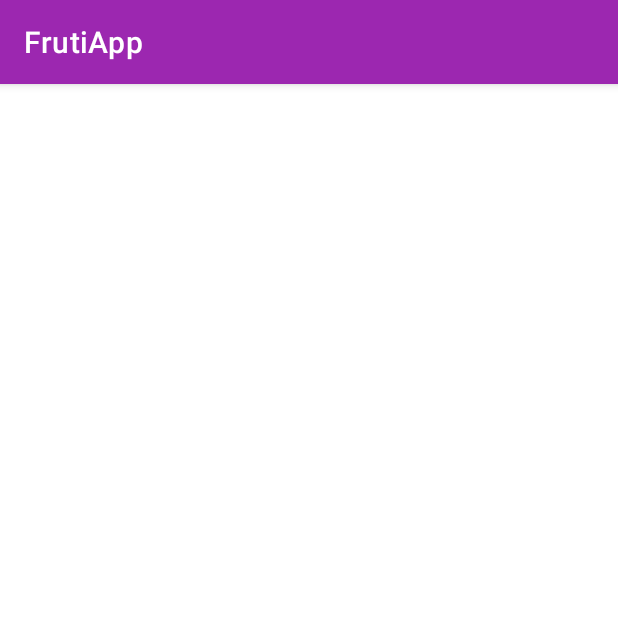
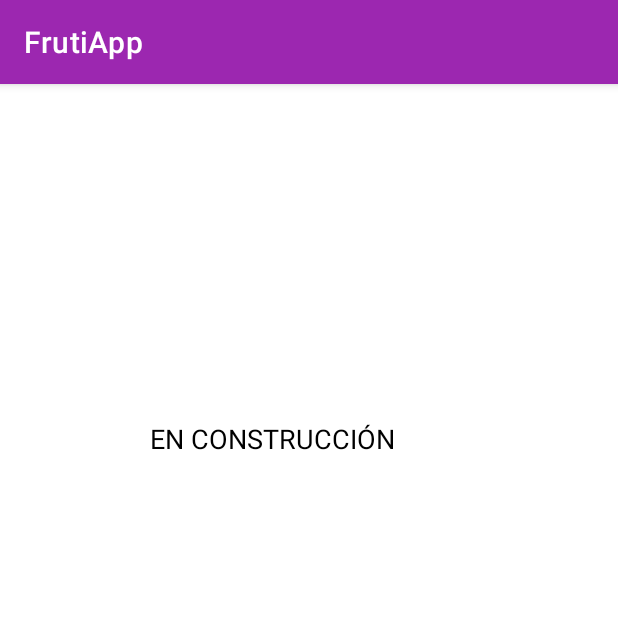
Before and after one commit to Flo-Olivieri/FrutiApp, an Android app: the Main2Activity_Nivel2 screen opened directly, with no data from a screen before it, on a phone screen of 412 x 824 dp, the top half of it. Run offline under Robolectric (Android 15) with nearby library versions, the phone set to English and light mode, and no system bars.

Commit message:
se agregó texto "En construcción" en el activity_main2__nivel2.xml

```diff
--- a/app/src/main/res/layout/activity_main2__nivel2.xml
+++ b/app/src/main/res/layout/activity_main2__nivel2.xml
@@ -6,4 +6,16 @@
     android:layout_height="match_parent"
     tools:context=".Main2Activity_Nivel2">
 
+    <TextView
+        android:id="@+id/textView"
+        android:layout_width="206dp"
+        android:layout_height="34dp"
+        android:layout_marginStart="100dp"
+        android:layout_marginLeft="100dp"
+        android:layout_marginTop="224dp"
+        android:text="EN CONSTRUCCIÓN"
+        android:textColor="@color/black"
+        android:textSize="18sp"
+        app:layout_constraintStart_toStartOf="parent"
+        app:layout_constraintTop_toTopOf="parent" />
 </androidx.constraintlayout.widget.ConstraintLayout>
```
